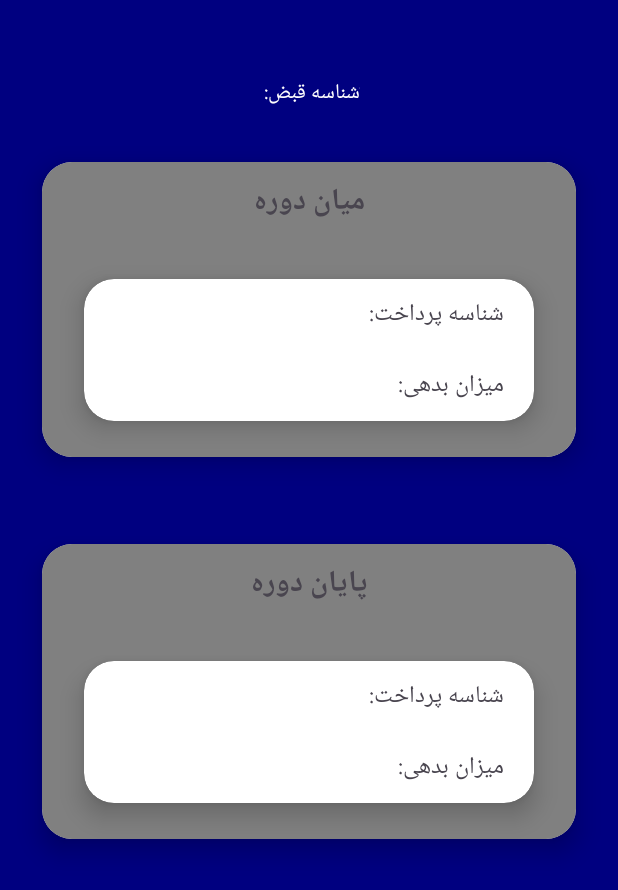
After one commit to kowkowmali/EPapp, an Android app: the TelResultActivity screen opened directly, with no data from a screen before it, on a phone screen of 412 x 824 dp. The commit adds this screen. Shown: the top 890 px of the screen. Run offline under Robolectric (Android 15) with nearby library versions, the phone set to English and light mode, and no system bars.

Commit message:
Frontend completed

```diff
--- /dev/null
+++ b/src/main/java/com/example/haftsadbist/TelResultActivity.java
@@ -0,0 +1,14 @@
+package com.example.haftsadbist;
+
+import androidx.appcompat.app.AppCompatActivity;
+
+import android.os.Bundle;
+
+public class TelResultActivity extends AppCompatActivity {
+
+    @Override
+    protected void onCreate(Bundle savedInstanceState) {
+        super.onCreate(savedInstanceState);
+        setContentView(R.layout.activity_tel_result);
+    }
+}
--- a/src/main/res/layout/activity_main.xml
+++ b/src/main/res/layout/activity_main.xml
@@ -9,15 +9,11 @@
 
     <Button
         android:id="@+id/telBtn"
-        style="@style/Widget.AppCompat.Button.Borderless"
         android:layout_width="wrap_content"
         android:layout_height="wrap_content"
         android:layout_marginHorizontal="20dp"
         android:layout_marginTop="100dp"
-        android:insetTop="2dp"
         android:text="استعلام تلفن ثابت"
-        app:iconPadding="2dp"
-        app:iconTintMode="screen"
         app:layout_constraintStart_toStartOf="parent"
         app:layout_constraintTop_toTopOf="parent" />
 
--- /dev/null
+++ b/src/main/res/layout/activity_tel_result.xml
@@ -0,0 +1,210 @@
+<?xml version="1.0" encoding="utf-8"?>
+<androidx.constraintlayout.widget.ConstraintLayout xmlns:android="http://schemas.android.com/apk/res/android"
+    xmlns:app="http://schemas.android.com/apk/res-auto"
+    xmlns:tools="http://schemas.android.com/tools"
+    android:layout_width="match_parent"
+    android:layout_height="match_parent"
+    android:background="@color/blue"
+    tools:context=".TelResultActivity">
+
+
+    <TextView
+        android:id="@+id/shenaseNumber"
+        android:layout_width="wrap_content"
+        android:layout_height="wrap_content"
+        android:text="َشناسه قبض: "
+
+        android:textColor="@color/white"
+        android:layout_marginTop="50dp"
+        android:layout_marginHorizontal="30dp"
+
+        app:layout_constraintEnd_toEndOf="parent"
+        app:layout_constraintStart_toStartOf="parent"
+        app:layout_constraintTop_toTopOf="parent" />
+
+
+    <androidx.cardview.widget.CardView
+        android:id="@+id/cardview1"
+        android:layout_width="match_parent"
+        android:layout_height="wrap_content"
+        android:layout_marginTop="50dp"
+        android:layout_marginHorizontal="10dp"
+
+        app:cardElevation="10dp"
+        app:cardCornerRadius="20dp"
+        android:layout_margin="10dp"
+        app:cardBackgroundColor="@color/white"
+        app:cardMaxElevation="12dp"
+        app:cardPreventCornerOverlap="true"
+        app:cardUseCompatPadding="true"
+        android:layoutDirection="rtl"
+        app:layout_constraintTop_toBottomOf="@+id/shenaseNumber"
+        app:layout_constraintEnd_toEndOf="parent"
+        app:layout_constraintStart_toStartOf="parent"
+        >
+
+        <androidx.constraintlayout.widget.ConstraintLayout
+            android:layout_width="match_parent"
+            android:layout_height="wrap_content"
+            android:background="@color/grey"
+            >
+
+        <TextView
+            android:id="@+id/mianText"
+            android:layout_width="wrap_content"
+            android:layout_height="wrap_content"
+            android:text="میان دوره"
+            android:textSize="20sp"
+            android:textStyle="bold"
+            android:layout_marginTop="10dp"
+            app:layout_constraintTop_toTopOf="parent"
+            app:layout_constraintEnd_toEndOf="parent"
+            app:layout_constraintStart_toStartOf="parent"
+            />
+
+            <androidx.cardview.widget.CardView
+                android:layout_width="match_parent"
+                android:layout_height="wrap_content"
+                android:layout_gravity="center"
+                android:layout_margin="10dp"
+                android:layout_marginHorizontal="10dp"
+                android:layout_marginTop="10dp"
+                android:layoutDirection="rtl"
+                app:cardBackgroundColor="@color/white"
+                app:cardCornerRadius="20dp"
+                app:cardElevation="10dp"
+                app:cardMaxElevation="12dp"
+                app:cardPreventCornerOverlap="true"
+                app:cardUseCompatPadding="true"
+                app:layout_constraintTop_toBottomOf="@+id/mianText"
+                app:layout_constraintEnd_toEndOf="parent"
+                app:layout_constraintStart_toStartOf="parent"
+                >
+
+                <LinearLayout
+                    android:layout_width="wrap_content"
+                    android:layout_height="wrap_content"
+                    android:orientation="vertical">
+
+                    <TextView
+                        android:id="@+id/mianTextShenase"
+                        android:layout_width="wrap_content"
+                        android:layout_height="wrap_content"
+                        android:layout_marginHorizontal="20dp"
+                        android:layout_marginTop="10dp"
+                        android:layout_marginBottom="10dp"
+                        android:gravity="end"
+                        android:text="شناسه پرداخت: "
+                        android:textSize="16sp" />
+
+                    <TextView
+                        android:id="@+id/mianTextBedehi"
+                        android:layout_width="wrap_content"
+                        android:layout_height="wrap_content"
+                        android:layout_marginHorizontal="20dp"
+                        android:layout_marginTop="10dp"
+                        android:layout_marginBottom="10dp"
+                        android:gravity="bottom"
+                        android:text="میزان بدهی: "
+                        android:textSize="16sp" />
+                </LinearLayout>
+
+            </androidx.cardview.widget.CardView>
+
+        </androidx.constraintlayout.widget.ConstraintLayout>
+    </androidx.cardview.widget.CardView>
+
+
+    <androidx.cardview.widget.CardView
+        android:id="@+id/cardview2"
+        android:layout_width="match_parent"
+        android:layout_height="wrap_content"
+        android:layout_marginTop="50dp"
+        android:layout_marginHorizontal="10dp"
+
+        app:cardElevation="10dp"
+        app:cardCornerRadius="20dp"
+        android:layout_margin="10dp"
+        app:cardBackgroundColor="@color/white"
+        app:cardMaxElevation="12dp"
+        app:cardPreventCornerOverlap="true"
+        app:cardUseCompatPadding="true"
+        android:layoutDirection="rtl"
+        app:layout_constraintTop_toBottomOf="@+id/cardview1"
+        app:layout_constraintEnd_toEndOf="parent"
+        app:layout_constraintStart_toStartOf="parent"
+        >
+
+        <androidx.constraintlayout.widget.ConstraintLayout
+            android:layout_width="match_parent"
+            android:layout_height="wrap_content"
+            android:background="@color/grey"
+            >
+
+            <TextView
+                android:id="@+id/payanText"
+                android:layout_width="wrap_content"
+                android:layout_height="wrap_content"
+                android:text="پایان دوره"
+                android:textSize="20sp"
+                android:textStyle="bold"
+                android:layout_marginTop="10dp"
+                app:layout_constraintTop_toTopOf="parent"
+                app:layout_constraintEnd_toEndOf="parent"
+                app:layout_constraintStart_toStartOf="parent"
+                />
+
+            <androidx.cardview.widget.CardView
+                android:layout_width="match_parent"
+                android:layout_height="wrap_content"
+                android:layout_gravity="center"
+                android:layout_margin="10dp"
+                android:layout_marginHorizontal="10dp"
+                android:layout_marginTop="10dp"
+                android:layoutDirection="rtl"
+                app:cardBackgroundColor="@color/white"
+                app:cardCornerRadius="20dp"
+                app:cardElevation="10dp"
+                app:cardMaxElevation="12dp"
+                app:cardPreventCornerOverlap="true"
+                app:cardUseCompatPadding="true"
+                app:layout_constraintTop_toBottomOf="@+id/payanText"
+                app:layout_constraintEnd_toEndOf="parent"
+                app:layout_constraintStart_toStartOf="parent"
+                >
+
+                <LinearLayout
+                    android:layout_width="wrap_content"
+                    android:layout_height="wrap_content"
+                    android:orientation="vertical">
+
+                    <TextView
+                        android:id="@+id/payanTextShenase"
+                        android:layout_width="wrap_content"
+                        android:layout_height="wrap_content"
+                        android:layout_marginHorizontal="20dp"
+                        android:layout_marginTop="10dp"
+                        android:layout_marginBottom="10dp"
+                        android:gravity="end"
+                        android:text="شناسه پرداخت: "
+                        android:textSize="16sp" />
+
+                    <TextView
+                        android:id="@+id/payanTextBedehi"
+                        android:layout_width="wrap_content"
+                        android:layout_height="wrap_content"
+                        android:layout_marginHorizontal="20dp"
+                        android:layout_marginTop="10dp"
+                        android:layout_marginBottom="10dp"
+                        android:gravity="bottom"
+                        android:text="میزان بدهی: "
+                        android:textSize="16sp" />
+                </LinearLayout>
+
+            </androidx.cardview.widget.CardView>
+
+        </androidx.constraintlayout.widget.ConstraintLayout>
+    </androidx.cardview.widget.CardView>
+
+
+</androidx.constraintlayout.widget.ConstraintLayout>
--- a/src/main/res/values/colors.xml
+++ b/src/main/res/values/colors.xml
@@ -3,4 +3,5 @@
     <color name="black">#FF000000</color>
     <color name="white">#FFFFFFFF</color>
     <color name="blue">#000080</color>
+    <color name="grey">#808080</color>
 </resources>
```
Also changed, not shown: build.gradle (+6 -5 lines), src/main/AndroidManifest.xml (+9 -0 lines), src/main/java/com/example/haftsadbist/ChargeActivity.java (added, +14 -0 lines), src/main/java/com/example/haftsadbist/TelActivity.java (added, +14 -0 lines), src/main/res/layout/activity_charge.xml (added, +108 -0 lines), src/main/res/layout/activity_tel.xml (added, +61 -0 lines).
